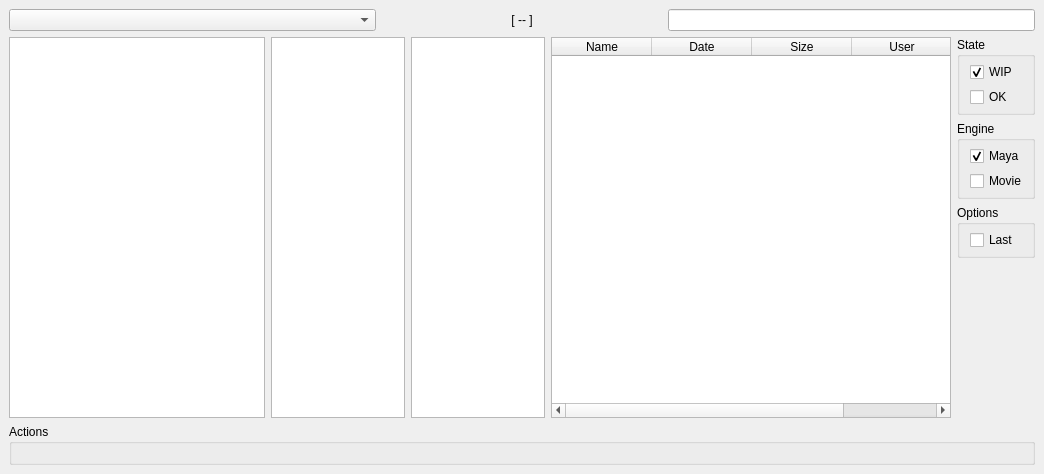
Old version of the form spil_ui/browser/ui/qt/browser.ui in the repository MichaelHaussmann/spil_ui.
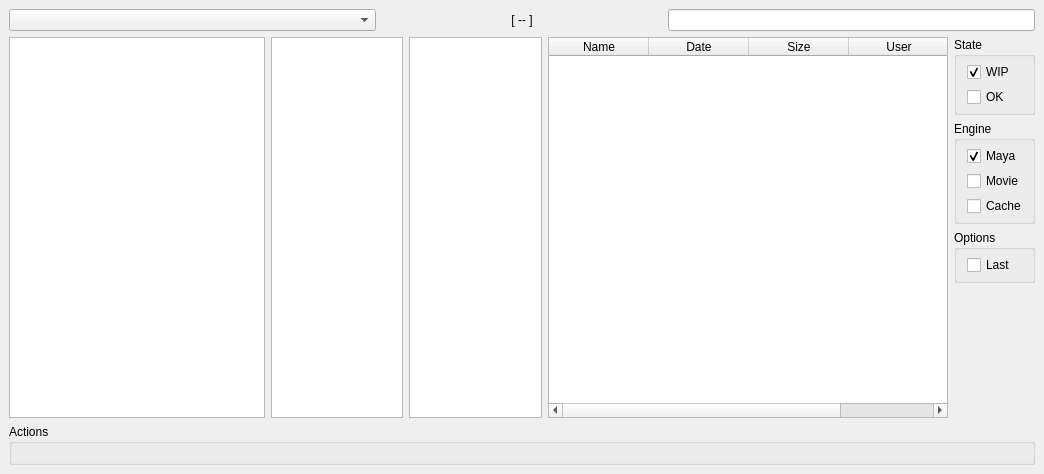
New version of the form.

Commit message: more flexible search, comments, tweaks, WIP

```diff
--- a/spil_ui/browser/ui/qt/browser.ui
+++ b/spil_ui/browser/ui/qt/browser.ui
@@ -284,6 +284,16 @@
              </property>
             </widget>
            </item>
+           <item>
+            <widget class="QCheckBox" name="cache_cb">
+             <property name="text">
+              <string>Cache</string>
+             </property>
+             <property name="checked">
+              <bool>false</bool>
+             </property>
+            </widget>
+           </item>
           </layout>
          </widget>
         </item>
```
The commit also changes 1 other file.
